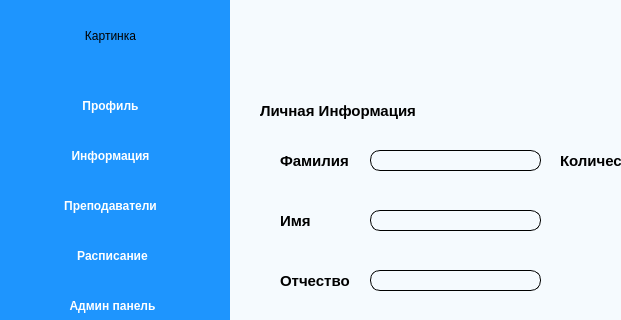
Heyaski/carSchoolApp, file App2/UI/mainUI.ui: the form before one commit; both pictures show x 0 to 621 and y 0 to 320 of the 864 by 557 pixel window.
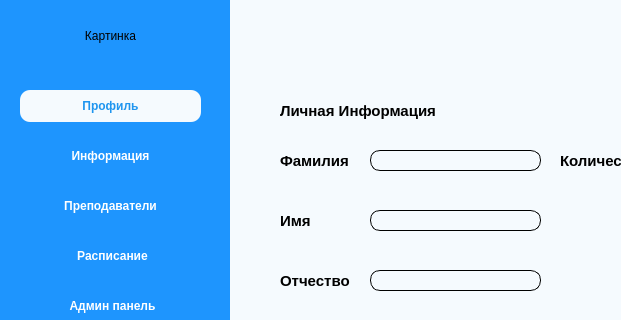
The form after the commit.

Commit message: Готовая страница профиля

Patch:
```diff
--- a/App2/UI/mainUI.ui
+++ b/App2/UI/mainUI.ui
@@ -75,6 +75,9 @@
      <property name="checkable">
       <bool>true</bool>
      </property>
+     <property name="checked">
+      <bool>true</bool>
+     </property>
      <property name="autoExclusive">
       <bool>true</bool>
      </property>
@@ -224,7 +227,7 @@
       <widget class="QLabel" name="infoLable">
        <property name="geometry">
         <rect>
-         <x>10</x>
+         <x>30</x>
          <y>10</y>
          <width>201</width>
          <height>21</height>
```
The commit also changes 2 other files.
